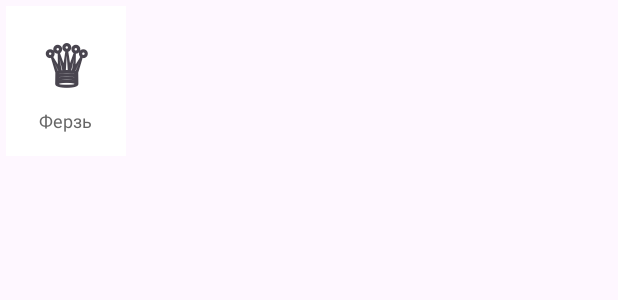
After one commit to inbento/RC, an Android app: the layout item_promotion.xml on its own in the app's theme, with its tools: preview values and no code run, on a phone screen of 412 x 824 dp. The commit adds this screen. Shown: the top 300 px of the screen. Run offline under Robolectric (Android 15) with nearby library versions, the phone set to English and light mode, and no system bars.

Commit message:
Added Promotion adapter

```diff
--- a/app/src/main/java/com/example/rc/ChessSquare.java
+++ b/app/src/main/java/com/example/rc/ChessSquare.java
@@ -49,7 +49,7 @@ public class ChessSquare extends AppCompatTextView {
         updateBackground();
     }
 
-    private void updateBaseColor() {
+    public void updateBaseColor() {
         // Более насыщенные цвета для лучшей видимости на фоне
         if ((row + col) % 2 == 0) {
             setBackgroundColor(Color.parseColor("#E8D5B7")); // Более насыщенный светлый
@@ -91,6 +91,8 @@ public class ChessSquare extends AppCompatTextView {
         }
     }
 
+
+
     public int getRow() { return row; }
     public int getCol() { return col; }
     public ChessPiece getPiece() { return piece; }
--- a/app/src/main/res/drawable/btn_language_bg.xml
+++ b/app/src/main/res/drawable/btn_language_bg.xml
@@ -1,5 +1,5 @@
 <?xml version="1.0" encoding="utf-8"?>
 <shape xmlns:android="http://schemas.android.com/apk/res/android"
     android:shape="oval">
-    <solid android:color="#1d2353" />
+    <solid android:color="#FFFFFF" />
 </shape>
--- /dev/null
+++ b/app/src/main/res/layout/item_promotion.xml
@@ -0,0 +1,28 @@
+<?xml version="1.0" encoding="utf-8"?>
+<LinearLayout xmlns:android="http://schemas.android.com/apk/res/android"
+    android:layout_width="80dp"
+    android:layout_height="100dp"
+    android:orientation="vertical"
+    android:gravity="center"
+    android:background="#FFFFFF"
+    android:padding="8dp"
+    android:layout_margin="4dp">
+
+    <TextView
+        android:id="@+id/tvPiece"
+        android:layout_width="wrap_content"
+        android:layout_height="wrap_content"
+        android:text="♕"
+        android:textSize="36sp"
+        android:textStyle="bold" />
+
+    <TextView
+        android:id="@+id/tvPieceName"
+        android:layout_width="wrap_content"
+        android:layout_height="wrap_content"
+        android:text="Ферзь"
+        android:textSize="12sp"
+        android:textColor="#666666"
+        android:layout_marginTop="4dp" />
+
+</LinearLayout>
```
Also changed, not shown: app/src/main/java/com/example/rc/ChessGameActivity.java (+94 -9 lines), app/src/main/java/com/example/rc/adapters/PromotionAdapter.java (added, +73 -0 lines), app/src/main/java/com/example/rc/chess/ChessBoard.java (+29 -0 lines), app/src/main/res/layout/activity_chess_game.xml (+25 -0 lines).
